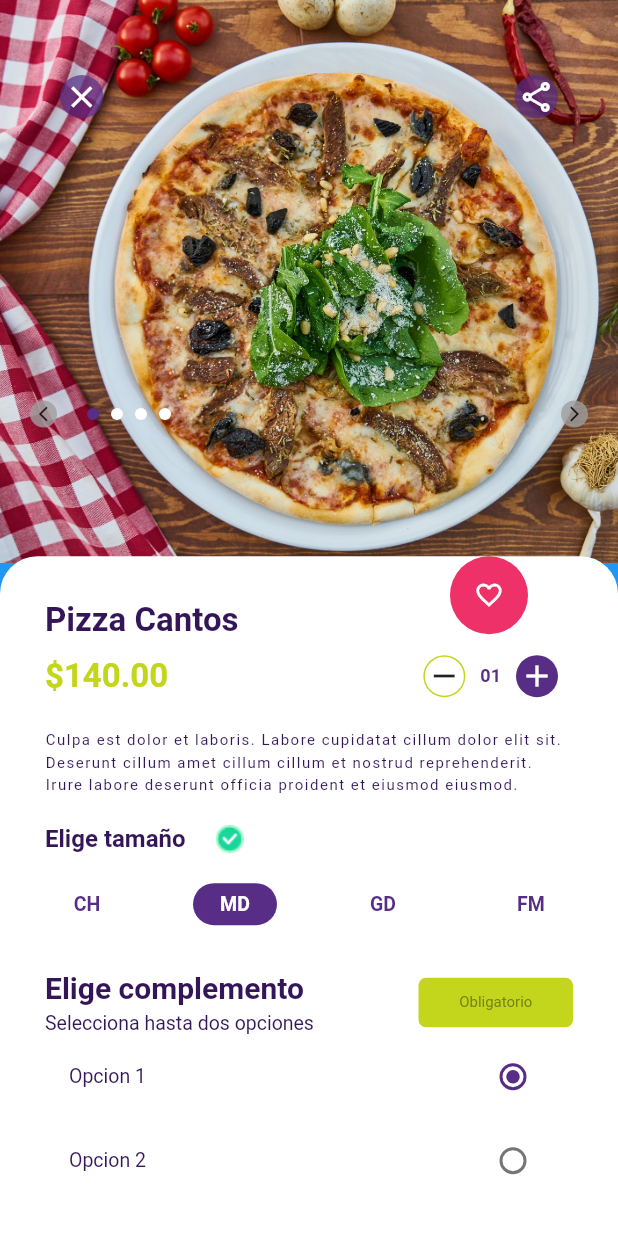
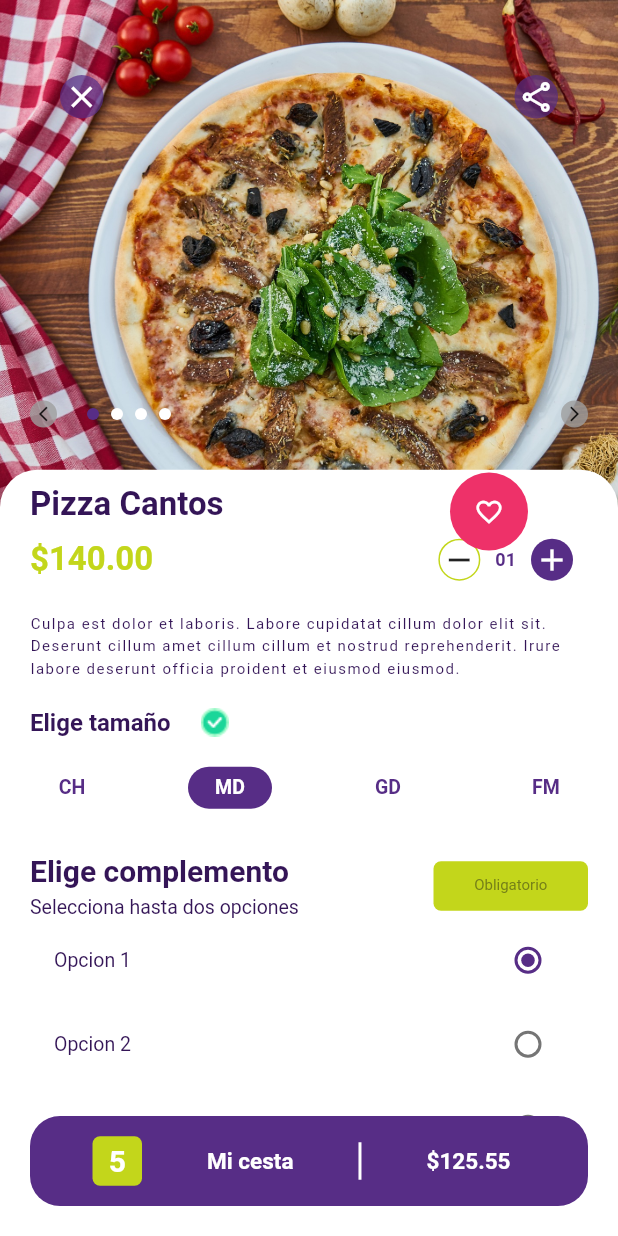
Before and after one commit to InvenceSaltillo/delivery01, a Flutter app: the ProductDetailPage screen opened by its route, on a phone screen of 412 x 824 dp. Run offline on Flutter 3.47's test engine with Material 2 defaults, Android fonts, the phone set to English and light mode, and no system bars; our stand-ins replace flutter_svg.

Commit message:
Se refactoriza codigo de prodct_detail.dart utilizando ListView en lugar de bottom dragable sheet

```diff
--- a/lib/src/pages/home/home_page.dart
+++ b/lib/src/pages/home/home_page.dart
@@ -1,10 +1,21 @@
 import 'package:delivery01/src/pages/home/widgets/body.dart';
+import 'package:delivery01/src/pages/home/widgets/categories.dart';
+import 'package:delivery01/src/pages/product_detail_page/widgets/card_cart.dart';
+import 'package:delivery01/src/providers/categories_provider.dart';
+import 'package:delivery01/src/widgets/bottom_bar.dart';
+import 'package:delivery01/src/widgets/categories_cart.dart';
+import 'package:delivery01/src/widgets/circular_button.dart';
+import 'package:flutter/material.dart';
+import 'package:flutter_svg/flutter_svg.dart';
+import 'package:provider/provider.dart';
 
-import 'package:flutter/material.dart';
+import '../../constants.dart';
 
 class HomePage extends StatelessWidget {
   @override
   Widget build(BuildContext context) {
+    final categoryProvider = Provider.of<CategoriesProvider>(context);
+    final size = MediaQuery.of(context).size;
     return Scaffold(
       body: HomeBody(),
     );
--- a/lib/src/pages/home/widgets/body.dart
+++ b/lib/src/pages/home/widgets/body.dart
@@ -4,6 +4,7 @@ import 'package:delivery01/src/pages/home/widgets/textfield_search.dart';
 import 'package:delivery01/src/pages/product_detail_page/product_detail_page.dart';
 import 'package:delivery01/src/widgets/bottom_bar.dart';
 import 'package:flutter/material.dart';
+import 'package:flutter_svg/svg.dart';
 
 import 'categories.dart';
 import 'custom_appbar.dart';
--- a/lib/src/pages/product_detail_page/product_detail_page.dart
+++ b/lib/src/pages/product_detail_page/product_detail_page.dart
@@ -1,7 +1,5 @@
 import 'package:delivery01/src/pages/product_detail_page/widgets/body_detail.dart';
 import 'package:delivery01/src/providers/detail_appbar_provider.dart';
-import 'package:delivery01/src/providers/product_provider.dart';
-import 'package:delivery01/src/widgets/circular_button.dart';
 
 import 'package:flutter/material.dart';
 import 'package:provider/provider.dart';
@@ -22,53 +20,16 @@ class ProductDetailPage extends StatelessWidget {
     final _appBarProvider = Provider.of<DetailAppbarProvider>(context);
     int _currentIndex = _appBarProvider.pageIndex;
     return Scaffold(
-      backgroundColor: Colors.blue,
       body: Stack(
         children: [
           DetailAppbar(
-              list: _list,
-              controller: _controller,
-              currentIndex: _currentIndex),
-          BottomSheets(),
+            list: _list,
+            controller: _controller,
+            currentIndex: _currentIndex,
+          ),
+          BodyDetail(),
         ],
       ),
     );
   }
 }
-
-class BottomSheets extends StatelessWidget {
-  @override
-  Widget build(BuildContext context) {
-    return DraggableScrollableSheet(
-        initialChildSize: 0.55,
-        minChildSize: 0.55,
-        maxChildSize: 0.96,
-        builder: (context, scrollController) {
-          return Container(
-            child: Scrollview(scrollController: scrollController),
-            decoration: BoxDecoration(
-              color: Colors.white,
-              borderRadius: BorderRadius.only(
-                topLeft: Radius.circular(25),
-                topRight: Radius.circular(25),
-              ),
-            ),
-          );
-        });
-  }
-}
-
-class Scrollview extends StatelessWidget {
-  final ScrollController scrollController;
-  const Scrollview({Key key, this.scrollController}) : super(key: key);
-
-  @override
-  Widget build(BuildContext context) {
-    return SafeArea(
-      child: SingleChildScrollView(
-        controller: scrollController,
-        child: BodyDetail(),
-      ),
-    );
-  }
-}
--- a/lib/src/pages/product_detail_page/widgets/body_detail.dart
+++ b/lib/src/pages/product_detail_page/widgets/body_detail.dart
@@ -18,8 +18,13 @@ class BodyDetail extends StatelessWidget {
       height: size.height,
       child: Stack(
         children: [
+          ProductDetail(
+            size: size,
+            productProvider: _productProvider,
+            site: _site,
+          ),
           Positioned(
-            top: 0,
+            top: 315,
             right: 60,
             child: CircularButton(
               icon: Icon(
@@ -33,8 +38,6 @@ class BodyDetail extends StatelessWidget {
               onTap: () {},
             ),
           ),
-          ProductDetail(
-              size: size, productProvider: _productProvider, site: _site),
           Positioned(
             child: BottomBar(
               itemCount: 5,
--- a/lib/src/pages/product_detail_page/widgets/options.dart
+++ b/lib/src/pages/product_detail_page/widgets/options.dart
@@ -17,7 +17,7 @@ class Options extends StatelessWidget {
 
   @override
   Widget build(BuildContext context) {
-    return Column(
+    return ListView(
       children: [
         ListTile(
           onTap: () {
--- a/lib/src/pages/product_detail_page/widgets/product_detail.dart
+++ b/lib/src/pages/product_detail_page/widgets/product_detail.dart
@@ -14,27 +14,32 @@ class ProductDetail extends StatelessWidget {
     @required ProductProvider productProvider,
     @required String site,
   })  : _productProvider = productProvider,
-        _site = site,
+        _optionSelected = site,
         super(key: key);
 
   final Size size;
   final ProductProvider _productProvider;
-  final String _site;
+  final String _optionSelected;
 
   @override
   Widget build(BuildContext context) {
     return Positioned(
-      top: 0,
+      top: size.height * .38,
       left: 0,
       right: 0,
-      child: Padding(
-        padding: const EdgeInsets.symmetric(
-          horizontal: 30.0,
-          vertical: 30,
+      child: Container(
+        width: double.infinity,
+        height: size.height - 180,
+        decoration: BoxDecoration(
+          color: Colors.white,
+          borderRadius: BorderRadius.only(
+            topLeft: Radius.circular(25),
+            topRight: Radius.circular(25),
+          ),
         ),
-        child: Container(
-          height: 800,
-          child: Column(
+        child: Padding(
+          padding: const EdgeInsets.symmetric(horizontal: 20.0, vertical: 10),
+          child: ListView(
             children: [
               Row(
                 children: [
@@ -80,7 +85,67 @@ class ProductDetail extends StatelessWidget {
               Sizes(productProvider: _productProvider),
               SizedBox(height: 30),
               ComplementsTitle(),
-              Options(productProvider: _productProvider, site: _site),
+              ListTile(
+                onTap: () {
+                  _productProvider.selectedOption = 'opcion1';
+                },
+                title: Text(
+                  'Opcion 1',
+                  style: TextStyle(
+                    fontSize: 13,
+                    color: kTextColor,
+                  ),
+                ),
+                trailing: Radio(
+                  value: 'opcion1',
+                  groupValue: _optionSelected,
+                  activeColor: kPrimaryColor,
+                  onChanged: (value) {
+                    _productProvider.selectedOption = value;
+                  },
+                ),
+              ),
+              ListTile(
+                onTap: () {
+                  _productProvider.selectedOption = 'opcion2';
+                },
+                title: Text(
+                  'Opcion 2',
+                  style: TextStyle(
+                    fontSize: 13,
+                    color: kTextColor,
+                  ),
+                ),
+                trailing: Radio(
+                  value: 'opcion2',
+                  groupValue: _optionSelected,
+                  activeColor: kPrimaryColor,
+                  onChanged: (value) {
+                    _productProvider.selectedOption = value;
+                  },
+                ),
+              ),
+              ListTile(
+                onTap: () {
+                  _productProvider.selectedOption = 'opcion3';
+                },
+                title: Text(
+                  'Opcion 3',
+                  style: TextStyle(
+                    fontSize: 13,
+                    color: kTextColor,
+                  ),
+                ),
+                trailing: Radio(
+                  value: 'opcion3',
+                  groupValue: _optionSelected,
+                  activeColor: kPrimaryColor,
+                  onChanged: (value) {
+                    _productProvider.selectedOption = value;
+                  },
+                ),
+              ),
+              SizedBox(height: 200),
             ],
           ),
         ),
--- a/lib/src/pages/product_detail_page/widgets/test.dart
+++ b/lib/src/pages/product_detail_page/widgets/test.dart
@@ -1,5 +1,5 @@
 import 'package:delivery01/src/constants.dart';
-
+import 'package:delivery01/src/pages/home/widgets/product_card.dart';
 import 'package:delivery01/src/providers/detail_appbar_provider.dart';
 import 'package:delivery01/src/providers/product_provider.dart';
 import 'package:delivery01/src/widgets/bottom_bar.dart';
--- a/lib/src/widgets/bottom_bar.dart
+++ b/lib/src/widgets/bottom_bar.dart
@@ -1,6 +1,7 @@
 import 'package:delivery01/src/pages/product_detail_page/widgets/card_cart.dart';
 import 'package:delivery01/src/widgets/circular_button.dart';
 import 'package:flutter/material.dart';
+import 'package:flutter_svg/svg.dart';
 
 import '../constants.dart';
 import 'categories_cart.dart';
--- /dev/null
+++ b/lib/src/widgets/categories_card_cart.dart
@@ -0,0 +1 @@
+import 'package:flutter/material.dart';
```
Also changed, not shown: lib/src/pages/home/widgets/categories.dart (+6 -5 lines).
